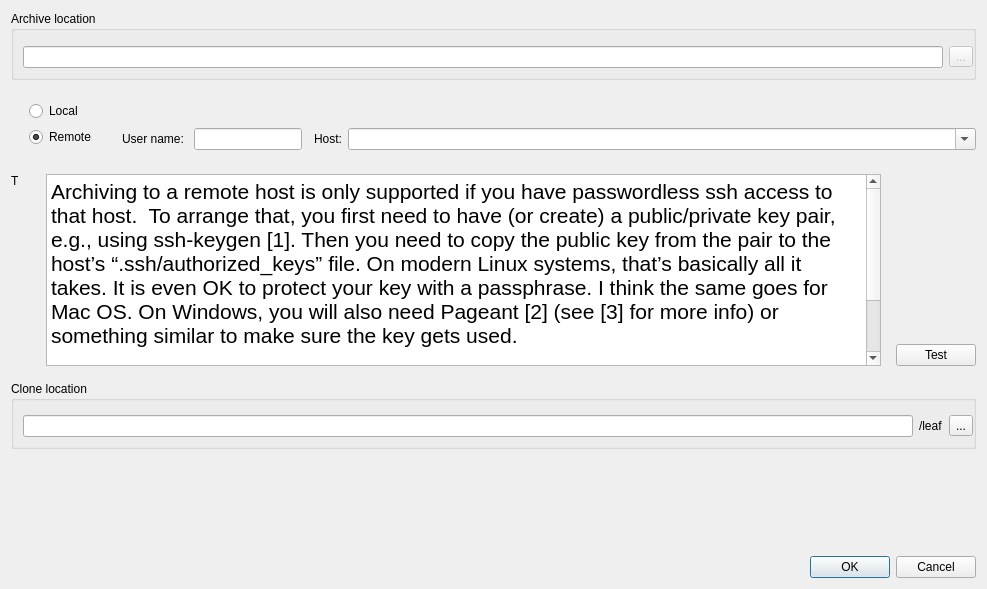
wagenadl/notedeln, file src/Dialogs/CloneBookDialog.ui: the form before one commit.
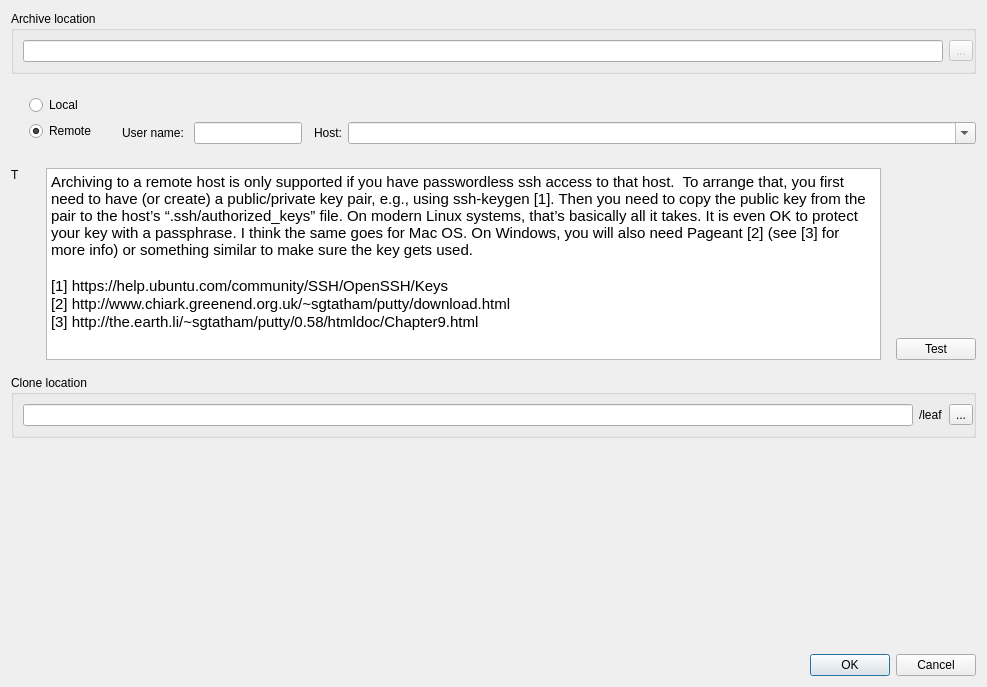
The form after the commit.

Commit message: Minor changes to dialogs for hi-dpi

Diff of the .ui file:
```diff
--- a/src/Dialogs/CloneBookDialog.ui
+++ b/src/Dialogs/CloneBookDialog.ui
@@ -7,7 +7,7 @@
     <x>0</x>
     <y>0</y>
     <width>987</width>
-    <height>589</height>
+    <height>687</height>
    </rect>
   </property>
   <property name="windowTitle">
@@ -20,9 +20,6 @@
       <string>Archive location</string>
      </property>
      <layout class="QHBoxLayout" name="horizontalLayout_2">
-      <property name="topMargin">
-       <number>15</number>
-      </property>
       <property name="rightMargin">
        <number>0</number>
       </property>
@@ -263,7 +260,7 @@
          <string>&lt;!DOCTYPE HTML PUBLIC &quot;-//W3C//DTD HTML 4.0//EN&quot; &quot;http://www.w3.org/TR/REC-html40/strict.dtd&quot;&gt;
 &lt;html&gt;&lt;head&gt;&lt;meta name=&quot;qrichtext&quot; content=&quot;1&quot; /&gt;&lt;style type=&quot;text/css&quot;&gt;
 p, li { white-space: pre-wrap; }
-&lt;/style&gt;&lt;/head&gt;&lt;body style=&quot; font-family:'Sans'; font-size:16pt; font-weight:400; font-style:normal;&quot;&gt;
+&lt;/style&gt;&lt;/head&gt;&lt;body style=&quot; font-family:'Sans'; font-size:11pt; font-weight:400; font-style:normal;&quot;&gt;
 &lt;p style=&quot; margin-top:0px; margin-bottom:0px; margin-left:0px; margin-right:0px; -qt-block-indent:0; text-indent:0px;&quot;&gt;Archiving to a remote host is only supported if you have passwordless ssh access to that host.  To arrange that, you first need to have (or create) a public/private key pair, e.g., using ssh-keygen [1]. Then you need to copy the public key from the pair to the host’s “.ssh/authorized_keys” file. On modern Linux systems, that’s basically all it takes. It is even OK to protect your key with a passphrase. I think the same goes for Mac OS. On Windows, you will also need Pageant [2] (see [3] for more info) or something similar to make sure the key gets used.&lt;/p&gt;
 &lt;p style=&quot;-qt-paragraph-type:empty; margin-top:0px; margin-bottom:0px; margin-left:0px; margin-right:0px; -qt-block-indent:0; text-indent:0px;&quot;&gt;&lt;br /&gt;&lt;/p&gt;
 &lt;p style=&quot; margin-top:0px; margin-bottom:0px; margin-left:0px; margin-right:0px; -qt-block-indent:0; text-indent:0px;&quot;&gt;[1] https://help.ubuntu.com/community/SSH/OpenSSH/Keys&lt;/p&gt;
@@ -319,18 +316,9 @@
       <string>Clone location</string>
      </property>
      <layout class="QHBoxLayout" name="horizontalLayout_4">
-      <property name="leftMargin">
-       <number>9</number>
-      </property>
-      <property name="topMargin">
-       <number>14</number>
-      </property>
       <property name="rightMargin">
        <number>0</number>
       </property>
-      <property name="bottomMargin">
-       <number>9</number>
-      </property>
       <item>
        <widget class="QLineEdit" name="location"/>
       </item>
```
Left out of the diff: 22 changed lines with no effect on the pictures. The commit also changes 3 other files.
